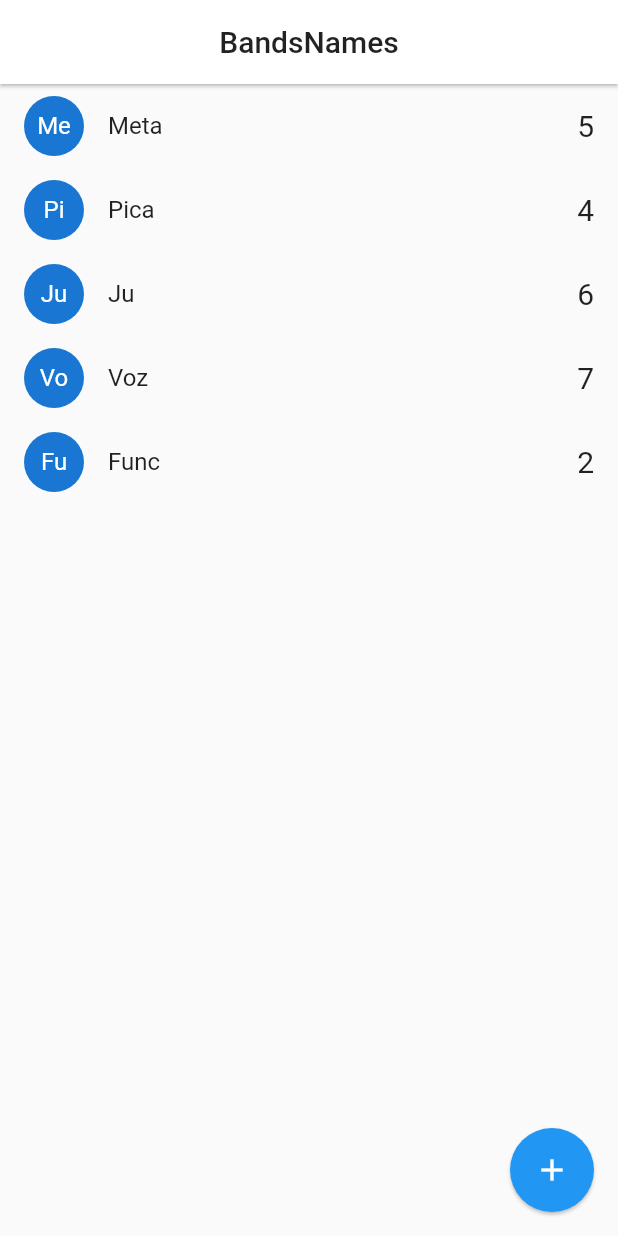
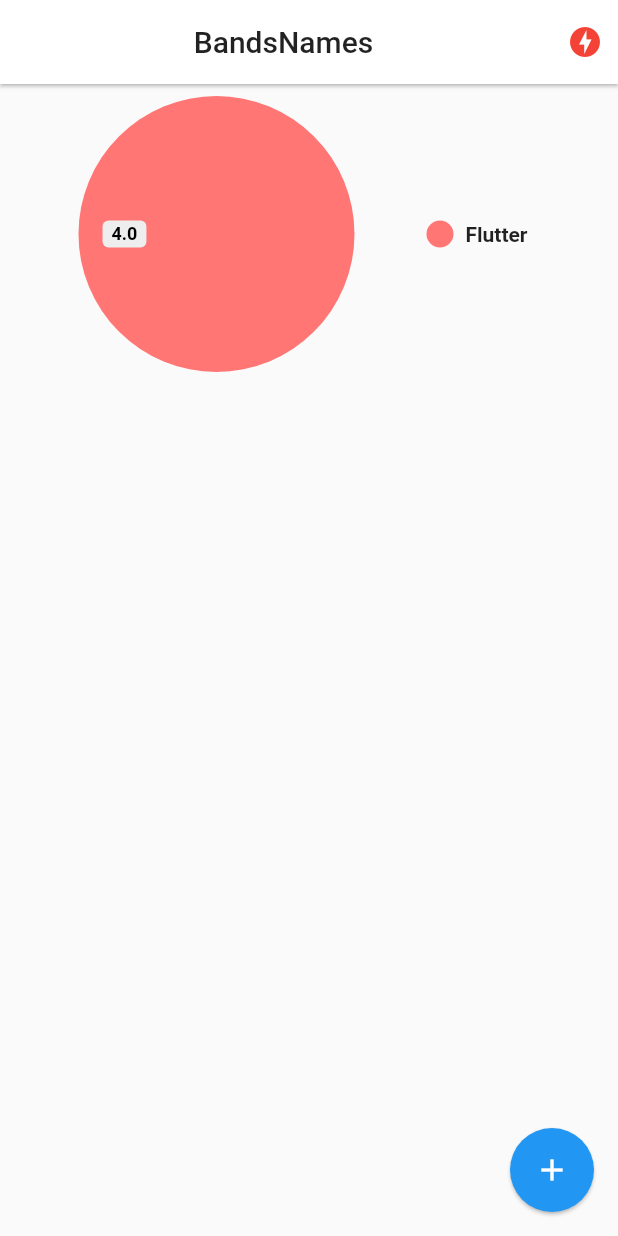
Before and after one commit to milone1/bandname_flutter, a Flutter app: the screen it shows after launch, on a phone screen of 412 x 824 dp. Run offline on Flutter 3.47's test engine with Material 2 defaults, Android fonts, the light colour scheme and no system bars; drawn by our look-alikes of pie_chart; our stand-ins replace socket_io_client; network calls fail.

Commit message:
app final

```diff
--- a/lib/main.dart
+++ b/lib/main.dart
@@ -1,5 +1,8 @@
+import 'package:bandsapp_flutter/pages/status.dart';
+import 'package:bandsapp_flutter/service/socket_service.dart';
 import 'package:flutter/material.dart';
 import 'package:bandsapp_flutter/pages/home.dart';
+import 'package:provider/provider.dart';
 
 void main() => runApp(const MyApp());
 
@@ -8,13 +11,19 @@ class MyApp extends StatelessWidget {
 
   @override
   Widget build(BuildContext context) {
-    return MaterialApp(
+    return MultiProvider(
+      providers: [
+        ChangeNotifierProvider(create: (_) => SocketService()),
+      ],
+      child: MaterialApp(
         debugShowCheckedModeBanner: false,
         title: 'Bands-App',
         initialRoute: 'home',
         routes: {
           'home': (_) => const HomePage(),
+          'states': (_) => const StatesPages(),
         },
+      ),
     );
   }
 }
--- a/lib/models/band.dart
+++ b/lib/models/band.dart
@@ -4,5 +4,9 @@ class Band {
   int votes;
   Band({required this.id, required this.name, required this.votes});
   factory Band.fromMap(Map<String, dynamic> obj) =>
-      Band(id: obj['id'], name: obj['name'], votes: obj['votes']);
+      Band(
+        id   : obj.containsKey('id') ? obj['id']  : 'no-id',
+        name : obj.containsKey('name') ? obj['name'] : 'no-name',
+        votes: obj.containsKey('votes') ? obj['votes'] : 'no-votes',
+  );
 }
--- a/lib/pages/home.dart
+++ b/lib/pages/home.dart
@@ -1,8 +1,11 @@
 import 'dart:io';
 
 import 'package:bandsapp_flutter/models/band.dart';
+import 'package:bandsapp_flutter/service/socket_service.dart';
 import 'package:flutter/cupertino.dart';
 import 'package:flutter/material.dart';
+import 'package:pie_chart/pie_chart.dart';
+import 'package:provider/provider.dart';
 
 class HomePage extends StatefulWidget {
   const HomePage({super.key});
@@ -12,18 +15,40 @@ class HomePage extends StatefulWidget {
 }
 
 class _HomePageState extends State<HomePage> {
-  List<Band> bands = [
-    Band(id: '1', name: 'Meta', votes: 5),
-    Band(id: '2', name: 'Pica', votes: 4),
-    Band(id: '3', name: 'Ju', votes: 6),
-    Band(id: '4', name: 'Voz', votes: 7),
-    Band(id: '5', name: 'Func', votes: 2),
-  ];
+  List<Band> bands = [];
+  @override
+  void initState() {
+    super.initState();
+    final socketServer = Provider.of<SocketService>(context, listen: false);
+    socketServer.socket.on('active-bands', _handleActiveBands);
+  }
+
+  _handleActiveBands(dynamic payload) {
+    bands = (payload as List).map((band) => Band.fromMap(band)).toList();
+    setState(() {});
+  }
+
+  @override
+  void dispose() {
+    final socketServer = Provider.of<SocketService>(context, listen: false);
+    socketServer.socket.off('active-bands');
+    super.dispose();
+  }
+
   @override
   Widget build(BuildContext context) {
+    final socketServer = Provider.of<SocketService>(context);
     return Scaffold(
       appBar: AppBar(
         elevation: 1,
+        actions: <Widget>[
+          Container(
+            margin: const EdgeInsets.only(right: 10),
+            child: (socketServer.serverStatus == ServerStatus.online)
+                ? Icon(Icons.check_circle, color: Colors.blue[300])
+                : const Icon(Icons.offline_bolt, color: Colors.red),
+          )
+        ],
         backgroundColor: Colors.white,
         title: const Center(
           child: Text(
@@ -35,10 +60,17 @@ class _HomePageState extends State<HomePage> {
           ),
         ),
       ),
-      body: ListView.builder(
+      body: Column(
+        children: <Widget>[
+          _showGraph(),
+          Expanded(
+            child: ListView.builder(
               itemCount: bands.length,
               itemBuilder: (BuildContext context, int index) =>
                   _bandTile(bands[index]),
+            ),
+          ),
+        ],
       ),
       floatingActionButton: FloatingActionButton(
         elevation: 1,
@@ -48,8 +80,28 @@ class _HomePageState extends State<HomePage> {
     );
   }
 
-  ListTile _bandTile(Band band) {
-    return ListTile(
+  Widget _bandTile(Band band) {
+    final socketService = Provider.of<SocketService>(context, listen: false);
+    return Dismissible(
+      key: Key(band.id),
+      direction: DismissDirection.startToEnd,
+      onDismissed: (_) {
+        socketService.socket.emit('delete-band', {'id': band.id});
+      },
+      background: Container(
+        padding: const EdgeInsets.only(left: 8.0),
+        color: Colors.red,
+        child: const Align(
+          alignment: Alignment.center,
+          child: Text(
+            'Delete band',
+            style: TextStyle(
+              color: Colors.white,
+            ),
+          ),
+        ),
+      ),
+      child: ListTile(
         leading: CircleAvatar(
           child: Text(
             band.name.substring(0, 2),
@@ -61,8 +113,9 @@ class _HomePageState extends State<HomePage> {
           style: const TextStyle(fontSize: 20),
         ),
         onTap: () {
-        print(band.id);
+          socketService.socket.emit('vote-band', {'id': band.id});
         },
+      ),
     );
   }
 
@@ -116,9 +169,22 @@ class _HomePageState extends State<HomePage> {
 
   void addBandToList(String name) {
     if (name.length > 1) {
-      bands.add(Band(id: DateTime.now().toString(), name: name, votes: 1));
-      setState(() {});
+      final socketService = Provider.of<SocketService>(context, listen: false);
+      socketService.emit('add-band', {'name': name});
     }
     Navigator.pop(context);
   }
+
+  Widget _showGraph() {
+    Map<String, double> dataMap = Map();
+    dataMap.putIfAbsent('Flutter', () => 4);
+    bands.forEach((band) {
+      dataMap.putIfAbsent(band.name, () => band.votes.toDouble());
+    });
+    return Container(
+      width: double.infinity,
+      height: 200,
+      child: PieChart(dataMap: dataMap),
+    );
   }
+}
--- /dev/null
+++ b/lib/service/socket_service.dart
@@ -0,0 +1,30 @@
+import 'package:flutter/material.dart';
+import 'package:socket_io_client/socket_io_client.dart' as IO;
+
+enum ServerStatus { online, offline, connecting }
+
+class SocketService with ChangeNotifier {
+  ServerStatus _serverStatus = ServerStatus.connecting;
+  late IO.Socket _socket;
+  ServerStatus get serverStatus => _serverStatus;
+  IO.Socket get socket => _socket;
+  Function get emit => _socket.emit;
+  SocketService() {
+    _initConfig();
+  }
+  void _initConfig() {
+    _socket = IO.io('https://band-server.vercel.app/', {
+      'transport': ['websocket'],
+      'autoConnect': true,
+    });
+    _socket.on('connect', (_) {
+      _serverStatus = ServerStatus.online;
+      notifyListeners();
+    });
+    _socket.on('disconnect', (_) {
+      _serverStatus = ServerStatus.offline;
+      notifyListeners();
+    });
+
+  }
+}
--- a/pubspec.yaml
+++ b/pubspec.yaml
@@ -36,6 +36,9 @@ dependencies:
   # The following adds the Cupertino Icons font to your application.
   # Use with the CupertinoIcons class for iOS style icons.
   cupertino_icons: ^1.0.2
+  socket_io_client: ^2.0.0
+  provider: ^6.0.4
+  pie_chart: ^5.3.2
 
 dev_dependencies:
   flutter_test:
```
Also changed, not shown: lib/pages/status.dart (added, +29 -0 lines), pubspec.lock. Lines whose indentation alone changed are shown as unchanged.
